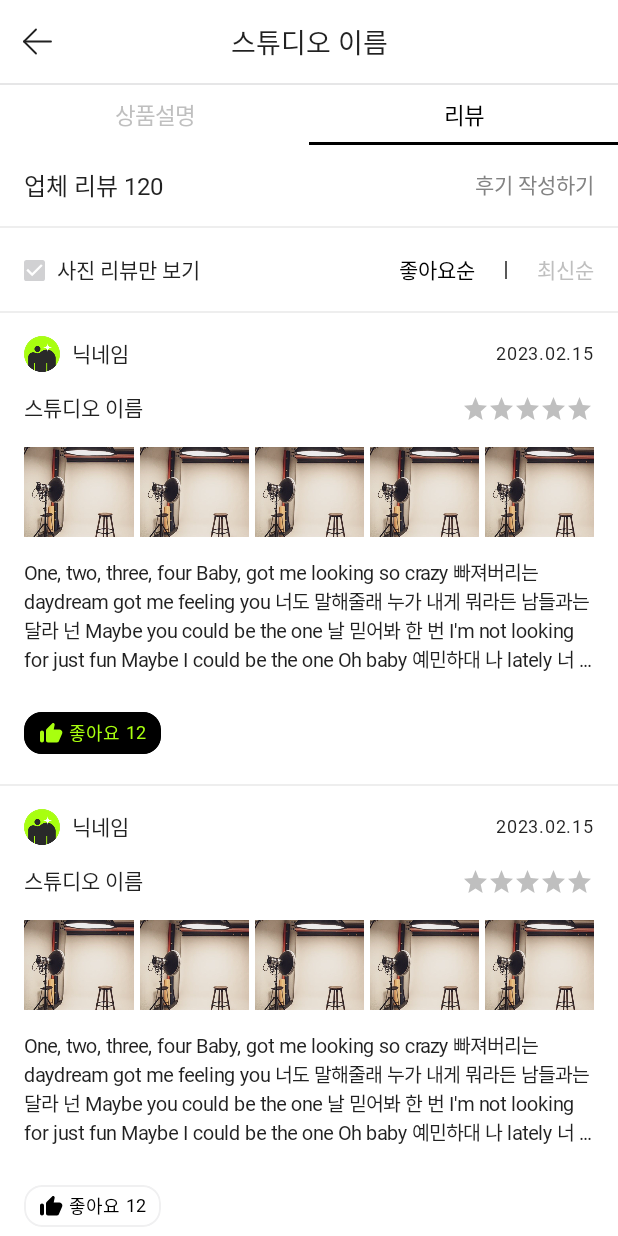
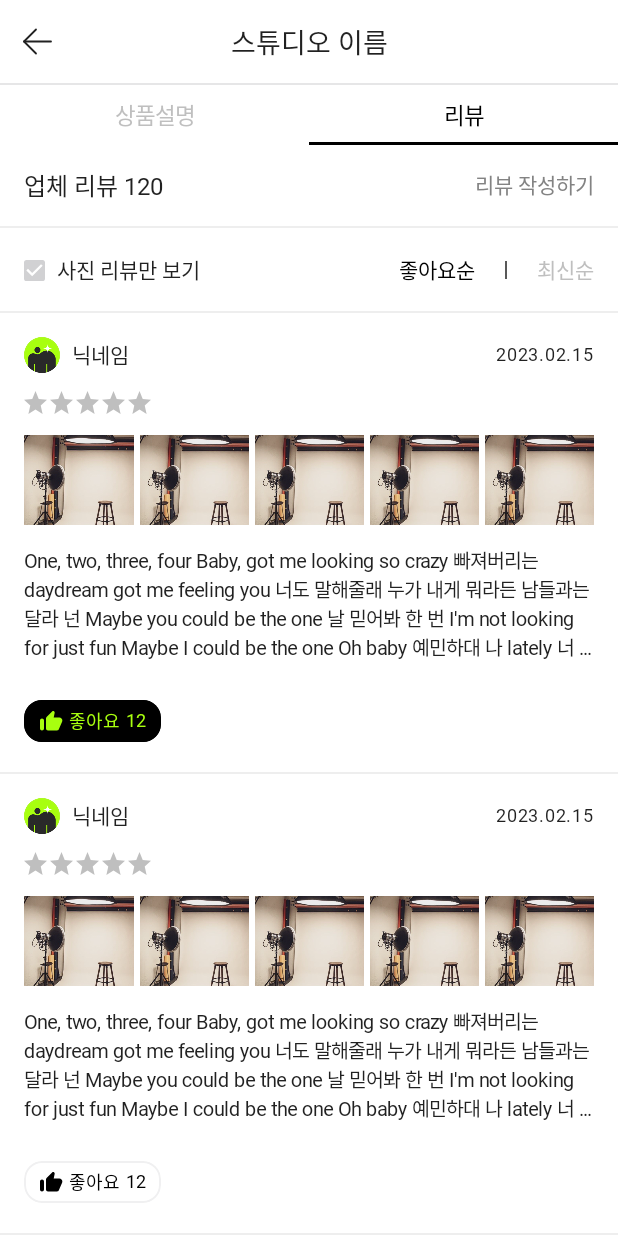
Before and after one commit to dnd-side-project/dnd-8th-3-android, an Android app built with Jetpack Compose: the StudioDetailActivity screen opened directly, with no data from a screen before it, after a tap on "리뷰", on a phone screen of 412 x 824 dp. Run offline under Robolectric (Android 15) with nearby library versions, the phone set to English and light mode, and no system bars; our stand-ins replace Dagger/Hilt's generated code, accompanist; libraries missing offline, so code that uses them is left out: net.daum.mf; Roboto replaces fonts that are not available here; 1 statement that could not run was skipped; 3 other taps on this screen came first.

Commit message:
[D83T-29] 스튜디오 상세 페이지 UI 수정

```diff
--- a/presentation/src/main/java/com/d83t/bpm/presentation/compose/ComposableFunctions.kt
+++ b/presentation/src/main/java/com/d83t/bpm/presentation/compose/ComposableFunctions.kt
@@ -1,8 +1,9 @@
 package com.d83t.bpm.presentation.compose
 
 import androidx.activity.ComponentActivity
-import androidx.compose.animation.animateColorAsState
-import androidx.compose.foundation.*
+import androidx.compose.foundation.background
+import androidx.compose.foundation.border
+import androidx.compose.foundation.clickable
 import androidx.compose.foundation.layout.*
 import androidx.compose.foundation.shape.RoundedCornerShape
 import androidx.compose.foundation.text.selection.LocalTextSelectionColors
@@ -139,24 +140,21 @@ inline fun OutLinedRoundedCornerButton(
 
 @Composable
 inline fun LikeButton(
-    isLiked: MutableState<Boolean>,
+    likeState: MutableState<Boolean>,
     crossinline onClick: () -> Unit
 ) {
-    val buttonColorState = animateColorAsState(targetValue = if (isLiked.value) Color.Black else Color.White)
-    val contentColorState = animateColorAsState(targetValue = if (isLiked.value) MainGreenColor else Color.Black)
-
     Box(
         modifier = Modifier
             .clip(shape = RoundedCornerShape(12.dp))
             .height(28.dp)
             .border(
                 width = 1.dp,
-                color = if (isLiked.value) Color.Black else GrayColor9,
+                color = if (likeState.value) Color.Black else GrayColor9,
                 shape = RoundedCornerShape(12.dp)
             )
-            .background(color = buttonColorState.value)
-            .clickable {
-                isLiked.value = !isLiked.value
+            .background(color = if (likeState.value) Color.Black else Color.White)
+            .clickableWithoutRipple {
+                likeState.value = !likeState.value
                 onClick()
             }
     ) {
@@ -169,7 +167,7 @@ inline fun LikeButton(
             Icon(
                 painter = painterResource(id = R.drawable.ic_like),
                 contentDescription = "likeIcon",
-                tint = contentColorState.value
+                tint = if (likeState.value) MainGreenColor else Color.Black
             )
 
             BPMSpacer(width = 4.dp)
@@ -179,7 +177,7 @@ inline fun LikeButton(
                 fontWeight = FontWeight.Medium,
                 fontSize = 12.sp,
                 letterSpacing = 0.sp,
-                color = contentColorState.value
+                color = if (likeState.value) MainGreenColor else Color.Black
             )
 
             BPMSpacer(width = 4.dp)
@@ -189,7 +187,7 @@ inline fun LikeButton(
                 fontWeight = FontWeight.SemiBold,
                 fontSize = 12.sp,
                 letterSpacing = 0.sp,
-                color = contentColorState.value
+                color = if (likeState.value) MainGreenColor else Color.Black
             )
         }
     }
--- a/presentation/src/main/java/com/d83t/bpm/presentation/compose/theme/Color.kt
+++ b/presentation/src/main/java/com/d83t/bpm/presentation/compose/theme/Color.kt
@@ -27,7 +27,7 @@ val GrayColor11 = Color(0xFFF5F6F6)
 val GrayColor12 = Color(0xFFFEFFFE)
 val GrayColor13 = Color(0xFFEEEEEE)
 val GrayColor14 = Color(0xCCAFAFAF)
-val FilteredGrayColor = Color(0xAAE6E6E7)
+val FilteredWhiteColor = Color(0xB3FFFFFF)
 
 @Composable
 fun textSelectionColor() = TextSelectionColors(
--- a/presentation/src/main/java/com/d83t/bpm/presentation/ui/review_detail/ReviewDetailActivity.kt
+++ b/presentation/src/main/java/com/d83t/bpm/presentation/ui/review_detail/ReviewDetailActivity.kt
@@ -158,7 +158,7 @@ private inline fun ReviewDetailActivityContent(
                     .clip(RoundedCornerShape(40.dp))
                     .width(42.dp)
                     .height(25.dp)
-                    .background(color = FilteredGrayColor)
+                    .background(color = FilteredWhiteColor)
                     .align(Alignment.BottomStart)
             ) {
                 Text(
@@ -199,7 +199,7 @@ private inline fun ReviewDetailActivityContent(
             BPMSpacer(height = 20.dp)
 
             LikeButton(
-                isLiked = likeState,
+                likeState = likeState,
                 onClick = { onClickLike() }
             )
         }
--- a/presentation/src/main/java/com/d83t/bpm/presentation/ui/studio_detail/StudioDetailActivity.kt
+++ b/presentation/src/main/java/com/d83t/bpm/presentation/ui/studio_detail/StudioDetailActivity.kt
@@ -20,13 +20,12 @@ import androidx.compose.ui.Alignment.Companion.TopEnd
 import androidx.compose.ui.Modifier
 import androidx.compose.ui.draw.clip
 import androidx.compose.ui.draw.rotate
+import androidx.compose.ui.graphics.Brush
 import androidx.compose.ui.graphics.Color
-import androidx.compose.ui.layout.ContentScale
 import androidx.compose.ui.layout.ContentScale.Companion.Crop
 import androidx.compose.ui.layout.onGloballyPositioned
 import androidx.compose.ui.res.painterResource
 import androidx.compose.ui.text.TextStyle
-import androidx.compose.ui.text.font.FontWeight
 import androidx.compose.ui.text.font.FontWeight.Companion.Bold
 import androidx.compose.ui.text.font.FontWeight.Companion.Medium
 import androidx.compose.ui.text.font.FontWeight.Companion.Normal
@@ -56,10 +55,13 @@ class StudioDetailActivity : BaseComponentActivity() {
     override val viewModel: BaseViewModel
         get() = TODO("Not yet implemented")
 
+    private val studioLikeState by lazy { mutableStateOf(false) }
+
     override fun initUi() {
         setContent {
             BPMTheme {
                 StudioDetailActivityContent(
+                    studioLikeState = studioLikeState,
                     onClickCallButton = {
 
                     },
@@ -86,6 +88,7 @@ class StudioDetailActivity : BaseComponentActivity() {
 @OptIn(ExperimentalPagerApi::class)
 @Composable
 private inline fun StudioDetailActivityContent(
+    studioLikeState: MutableState<Boolean>,
     crossinline onClickCallButton: () -> Unit,
     crossinline onClickInfoEditSuggestion: () -> Unit,
     crossinline onClickMap: () -> Unit,
@@ -118,21 +121,21 @@ private inline fun StudioDetailActivityContent(
                 Box(
                     modifier = Modifier
                         .fillMaxWidth()
-                        .aspectRatio(1f)
+                        .aspectRatio(0.85f)
                 ) {
                     HorizontalPager(
                         modifier = Modifier
                             .fillMaxWidth()
-                            .aspectRatio(1f),
+                            .aspectRatio(0.85f),
                         count = 1
                     ) {
                         Image(
                             modifier = Modifier
                                 .fillMaxWidth()
-                                .aspectRatio(1f),
+                                .aspectRatio(0.85f),
                             painter = painterResource(id = R.drawable.dummy_studio),
                             contentDescription = "studioImage",
-                            contentScale = ContentScale.Fit
+                            contentScale = Crop
                         )
                     }
 
@@ -145,13 +148,13 @@ private inline fun StudioDetailActivityContent(
                             .clip(RoundedCornerShape(40.dp))
                             .width(42.dp)
                             .height(25.dp)
-                            .background(color = FilteredGrayColor)
+                            .background(color = FilteredWhiteColor)
                             .align(BottomStart)
                     ) {
                         Text(
                             modifier = Modifier.align(Center),
                             text = "1/1",
-                            fontWeight = FontWeight.Normal,
+                            fontWeight = Normal,
                             fontSize = 12.sp,
                             letterSpacing = 2.sp
                         )
@@ -169,7 +172,7 @@ private inline fun StudioDetailActivityContent(
                         Row(verticalAlignment = CenterVertically) {
                             Text(
                                 text = "서울",
-                                fontWeight = FontWeight.Normal,
+                                fontWeight = Normal,
                                 fontSize = 12.sp,
                                 letterSpacing = 0.sp
                             )
@@ -181,7 +184,7 @@ private inline fun StudioDetailActivityContent(
 
                             Text(
                                 text = "서초구",
-                                fontWeight = FontWeight.Normal,
+                                fontWeight = Normal,
                                 fontSize = 12.sp,
                                 letterSpacing = 0.sp
                             )
@@ -191,7 +194,7 @@ private inline fun StudioDetailActivityContent(
 
                         Text(
                             text = "스튜디오 이름",
-                            fontWeight = FontWeight.SemiBold,
+                            fontWeight = SemiBold,
                             fontSize = 19.sp,
                             letterSpacing = 0.sp
                         )
@@ -245,13 +248,13 @@ private inline fun StudioDetailActivityContent(
                         }
                     }
 
-                    Icon(
+                    Image(
                         modifier = Modifier
-                            .size(24.dp)
-                            .align(TopEnd),
-                        painter = painterResource(id = R.drawable.ic_heart),
-                        contentDescription = "heartIcon",
-                        tint = GrayColor8
+                            .size(22.dp)
+                            .align(TopEnd)
+                            .clickableWithoutRipple { studioLikeState.value = !studioLikeState.value },
+                        painter = painterResource(id = if (studioLikeState.value) R.drawable.ic_heart_active else R.drawable.ic_heart_inactive),
+                        contentDescription = "heartImage"
                     )
                 }
 
@@ -291,7 +294,7 @@ private inline fun StudioDetailActivityContent(
                     )
 
                     Text(
-                        modifier = Modifier.clickable { onClickInfoEditSuggestion() },
+                        modifier = Modifier.clickableWithoutRipple { onClickInfoEditSuggestion() },
                         text = "정보수정 제안",
                         fontWeight = Medium,
                         fontSize = 14.sp,
@@ -350,7 +353,7 @@ private inline fun StudioDetailActivityContent(
                         ) {
                             Image(
                                 modifier = Modifier
-                                    .size(30.dp)
+                                    .size(36.dp)
                                     .align(CenterHorizontally),
                                 painter = painterResource(id = R.drawable.ic_marker),
                                 contentDescription = "mapMarkerIcon"
@@ -393,7 +396,7 @@ private inline fun StudioDetailActivityContent(
                     }
                 }
 
-                BPMSpacer(height = 24.dp)
+                BPMSpacer(height = 25.dp)
 
                 Divider(
                     thickness = 8.dp,
@@ -460,7 +463,7 @@ private inline fun StudioDetailActivityContent(
                     )
                 }
 
-                BPMSpacer(height = 24.dp)
+                BPMSpacer(height = 25.dp)
 
                 Divider(
                     thickness = 8.dp,
@@ -535,7 +538,7 @@ private inline fun StudioDetailActivityContent(
                     }
                 }
 
-                BPMSpacer(height = 24.dp)
+                BPMSpacer(height = 25.dp)
 
                 Divider(
                     thickness = 8.dp,
@@ -560,7 +563,7 @@ private inline fun StudioDetailActivityContent(
                     )
 
                     Text(
-                        text = "후기 작성하기",
+                        text = "리뷰 작성하기",
                         fontWeight = Medium,
                         fontSize = 14.sp,
                         letterSpacing = 0.sp,
@@ -631,9 +634,46 @@ private inline fun StudioDetailActivityContent(
 
                 Divider(color = GrayColor13)
 
+                Box {
+                    Column {
                         listOf(true, false, true, true, false).forEach { review ->
-                    Review(review)
+                            ReviewComposable(review)
                         } // dummy
+                    }
+
+                    Box(
+                        modifier = Modifier
+                            .fillMaxWidth()
+                            .height(250.dp)
+                            .background(
+                                brush = Brush.verticalGradient(
+                                    listOf(
+                                        Color(0X53FFFFFF),
+                                        Color(0X73FFFFFF),
+                                        Color(0XA2FFFFFF),
+                                        Color(0XD9FFFFFF),
+                                        Color(0XF2FFFFFF),
+                                    )
+                                )
+                            )
+                            .align(BottomCenter)
+                    ) {
+                        RoundedCornerButton(
+                            modifier = Modifier
+                                .padding(
+                                    vertical = 12.dp,
+                                    horizontal = 16.dp
+                                )
+                                .fillMaxWidth()
+                                .height(48.dp)
+                                .align(BottomCenter),
+                            text = "더보기",
+                            textColor = Color.White,
+                            buttonColor = Color.Black,
+                            onClick = {}
+                        )
+                    }
+                }
             }
         }
 
@@ -775,18 +815,17 @@ private fun BestKeyword(
 }
 
 @Composable
-private fun Review(
+private fun ReviewComposable(
     isLiked: Boolean
 ) {
     val likeState = remember { mutableStateOf(isLiked) }
 
-    Column {
     Column(
         modifier = Modifier
             .padding(horizontal = 16.dp)
             .fillMaxWidth()
     ) {
-            BPMSpacer(height = 15.dp)
+        BPMSpacer(height = 16.dp)
 
         Row(
             modifier = Modifier.fillMaxWidth(),
@@ -820,18 +859,6 @@ private fun Review(
 
         BPMSpacer(height = 12.dp)
 
-            Row(
-                modifier = Modifier.fillMaxWidth(),
-                horizontalArrangement = SpaceBetween,
-                verticalAlignment = CenterVertically
-            ) {
-                Text(
-                    text = "스튜디오 이름",
-                    fontWeight = Medium,
-                    fontSize = 14.sp,
-                    letterSpacing = 0.sp
-                )
-
         Row {
             repeat(5) {
                 Icon(
@@ -841,7 +868,6 @@ private fun Review(
                 )
 
                 BPMSpacer(width = 2.dp)
-                    }
             }
         }
 
@@ -876,7 +902,7 @@ private fun Review(
         BPMSpacer(height = 25.dp)
 
         LikeButton(
-                isLiked = likeState,
+            likeState = likeState,
             onClick = { }
         )
     }
@@ -885,13 +911,13 @@ private fun Review(
 
     Divider(color = GrayColor13)
 }
-}
 
 
 @Preview(showBackground = true)
 @Composable
 private fun Preview() {
     StudioDetailActivityContent(
+        studioLikeState = remember { mutableStateOf(false) },
         onClickCallButton = { /*TODO*/ },
         onClickInfoEditSuggestion = { /*TODO*/ },
         onClickMap = { /*TODO*/ },
--- a/presentation/src/main/res/drawable/ic_heart.xml
+++ /dev/null
@@ -1,19 +0,0 @@
-<vector xmlns:android="http://schemas.android.com/apk/res/android"
-    android:width="23dp"
-    android:height="21dp"
-    android:viewportWidth="23"
-    android:viewportHeight="21">
-  <path
-      android:pathData="M22.133,6.238C22.133,13.783 11.5,20.133 11.5,20.133C11.5,20.133 0.866,13.689 0.866,6.253C0.866,3.217 3.229,0.8 6.183,0.8C9.137,0.8 11.5,4.425 11.5,4.425C11.5,4.425 13.863,0.8 16.816,0.8C19.77,0.8 22.133,3.217 22.133,6.238Z"
-      android:fillColor="#EFEFEF"
-      android:fillAlpha="0.4"
-      android:fillType="evenOdd"/>
-  <path
-      android:pathData="M22.133,6.238C22.133,13.783 11.5,20.133 11.5,20.133C11.5,20.133 0.866,13.689 0.866,6.253C0.866,3.217 3.229,0.8 6.183,0.8C9.137,0.8 11.5,4.425 11.5,4.425C11.5,4.425 13.863,0.8 16.816,0.8C19.77,0.8 22.133,3.217 22.133,6.238Z"
-      android:strokeLineJoin="round"
-      android:strokeWidth="1.33846"
-      android:fillColor="#00000000"
-      android:fillType="evenOdd"
-      android:strokeColor="#D9D9D9"
-      android:strokeLineCap="round"/>
-</vector>
--- /dev/null
+++ b/presentation/src/main/res/drawable/ic_heart_active.xml
@@ -0,0 +1,18 @@
+<vector xmlns:android="http://schemas.android.com/apk/res/android"
+    android:width="22dp"
+    android:height="22dp"
+    android:viewportWidth="22"
+    android:viewportHeight="22">
+  <path
+      android:pathData="M19.067,8.319C19.067,13.757 11.001,18.334 11.001,18.334C11.001,18.334 2.934,13.689 2.934,8.33C2.934,6.142 4.726,4.4 6.967,4.4C9.208,4.4 11,7.013 11,7.013C11,7.013 12.793,4.4 15.034,4.4C17.274,4.4 19.067,6.142 19.067,8.319Z"
+      android:fillColor="#000000"
+      android:fillType="evenOdd"/>
+  <path
+      android:pathData="M19.067,8.319C19.067,13.757 11.001,18.334 11.001,18.334C11.001,18.334 2.934,13.689 2.934,8.33C2.934,6.142 4.726,4.4 6.967,4.4C9.208,4.4 11,7.013 11,7.013C11,7.013 12.793,4.4 15.034,4.4C17.274,4.4 19.067,6.142 19.067,8.319Z"
+      android:strokeLineJoin="round"
+      android:strokeWidth="1.33846"
+      android:fillColor="#00000000"
+      android:fillType="evenOdd"
+      android:strokeColor="#3E3E3E"
+      android:strokeLineCap="round"/>
+</vector>
--- /dev/null
+++ b/presentation/src/main/res/drawable/ic_heart_inactive.xml
@@ -0,0 +1,19 @@
+<vector xmlns:android="http://schemas.android.com/apk/res/android"
+    android:width="22dp"
+    android:height="22dp"
+    android:viewportWidth="22"
+    android:viewportHeight="22">
+  <path
+      android:pathData="M20,7.5C20,13.744 11,19 11,19C11,19 2,13.667 2,7.513C2,5 4,3 6.5,3C9,3 11,6 11,6C11,6 13,3 15.5,3C18,3 20,5 20,7.5Z"
+      android:fillColor="#EFEFEF"
+      android:fillAlpha="0.4"
+      android:fillType="evenOdd"/>
+  <path
+      android:pathData="M20,7.5C20,13.744 11,19 11,19C11,19 2,13.667 2,7.513C2,5 4,3 6.5,3C9,3 11,6 11,6C11,6 13,3 15.5,3C18,3 20,5 20,7.5Z"
+      android:strokeLineJoin="round"
+      android:strokeWidth="1.4"
+      android:fillColor="#00000000"
+      android:fillType="evenOdd"
+      android:strokeColor="#D9D9D9"
+      android:strokeLineCap="round"/>
+</vector>
```
Lines whose indentation alone changed are shown as unchanged.
